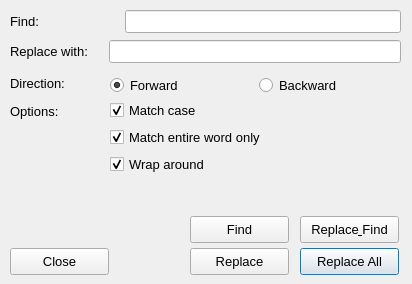
Before: the Qt Designer form tools/debug/UI/Replace.ui in TrickPlay/Trickplay, drawn with Qt 5.
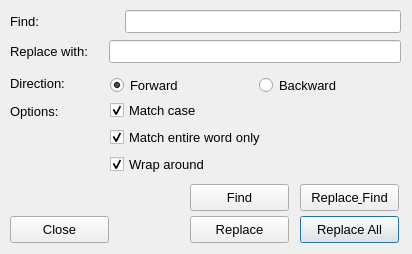
After: the same form once the commit is applied.

What changed in the file:
```diff
--- a/tools/debug/UI/Replace.ui
+++ b/tools/debug/UI/Replace.ui
@@ -7,7 +7,7 @@
     <x>0</x>
     <y>0</y>
     <width>412</width>
-    <height>284</height>
+    <height>254</height>
    </rect>
   </property>
   <property name="font">
@@ -147,7 +147,7 @@
    <property name="geometry">
     <rect>
      <x>300</x>
-     <y>248</y>
+     <y>216</y>
      <width>99</width>
      <height>27</height>
     </rect>
@@ -160,7 +160,7 @@
    <property name="geometry">
     <rect>
      <x>190</x>
-     <y>248</y>
+     <y>216</y>
      <width>99</width>
      <height>27</height>
     </rect>
@@ -173,7 +173,7 @@
    <property name="geometry">
     <rect>
      <x>300</x>
-     <y>216</y>
+     <y>184</y>
      <width>99</width>
      <height>27</height>
     </rect>
@@ -186,7 +186,7 @@
    <property name="geometry">
     <rect>
      <x>190</x>
-     <y>216</y>
+     <y>184</y>
      <width>99</width>
      <height>27</height>
     </rect>
@@ -199,7 +199,7 @@
    <property name="geometry">
     <rect>
      <x>10</x>
-     <y>248</y>
+     <y>216</y>
      <width>99</width>
      <height>27</height>
     </rect>
@@ -213,7 +213,7 @@
     <rect>
      <x>10</x>
      <y>182</y>
-     <width>391</width>
+     <width>173</width>
      <height>26</height>
     </rect>
    </property>
```
